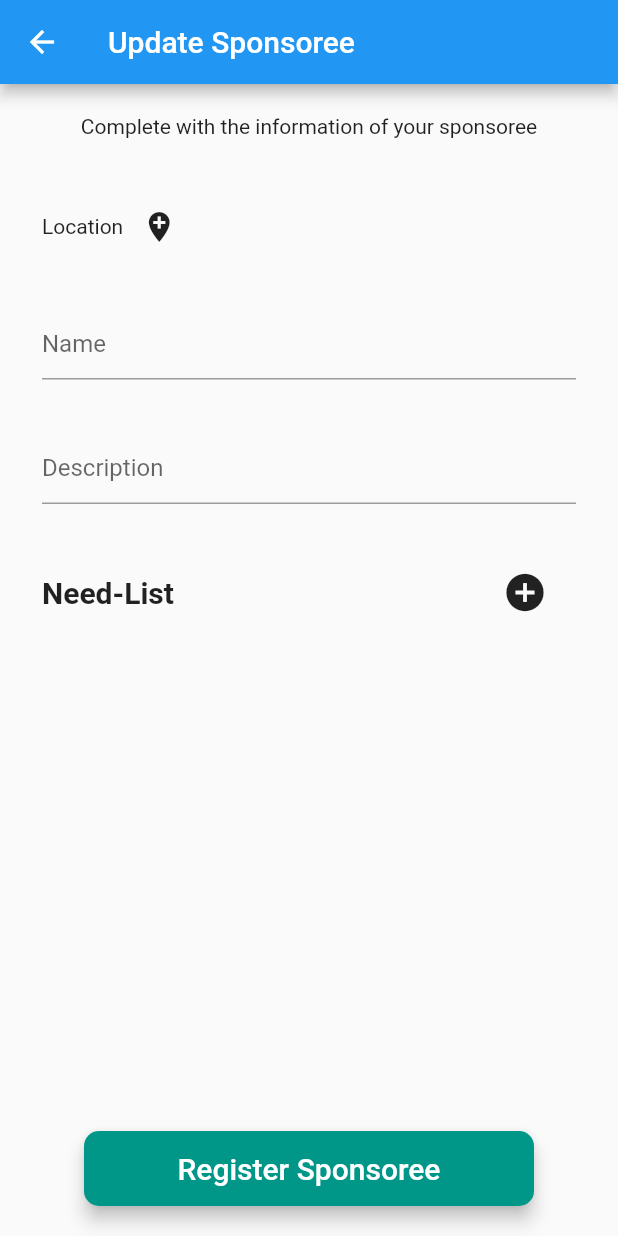
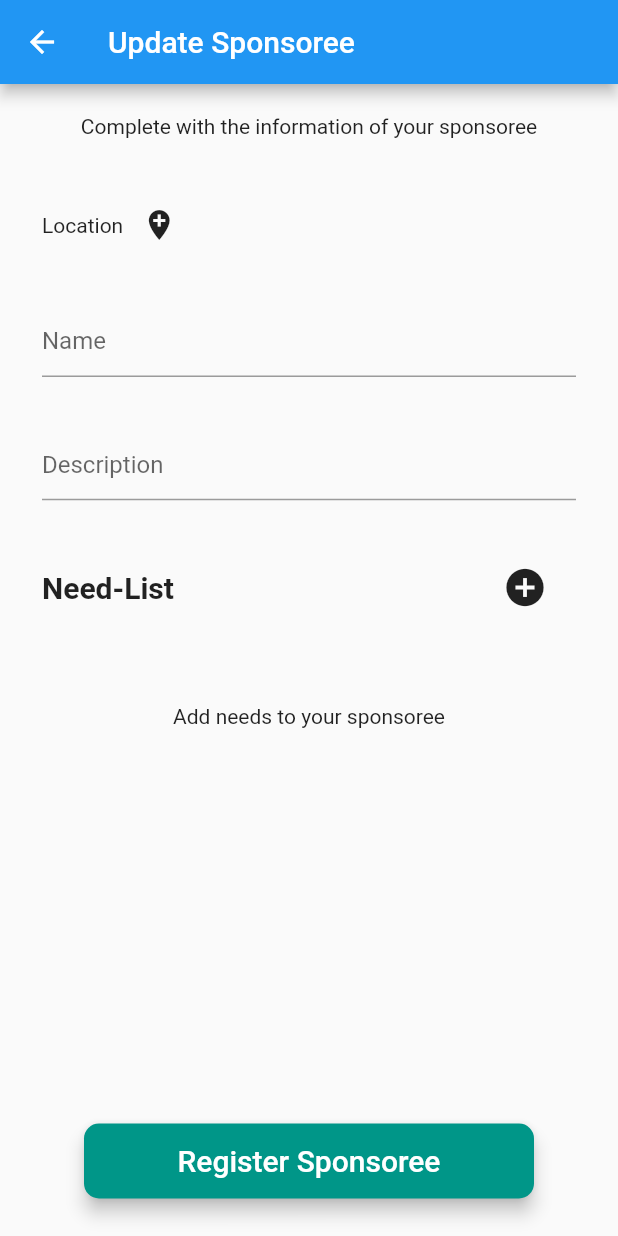
Before and after one commit to rodrisouto/sponsor-volunteering, a Flutter app: the LoadSponsoreePage screen opened directly, on a phone screen of 412 x 824 dp. Run offline on Flutter 3.47's test engine with Material 2 defaults, Android fonts, the phone set to English and light mode, and no system bars; our stand-ins replace cloud_firestore, google_maps_flutter; missing offline and left inert: google_map_location_picker; accounts and stored records are empty; Roboto replaces fonts that are missing (Monserrat).

Commit message:
feat(UI) no items message

```diff
--- a/sponsor_volunteering/lib/load_sponsoree_page.dart
+++ b/sponsor_volunteering/lib/load_sponsoree_page.dart
@@ -185,17 +185,26 @@ class _LoadSponsoreePageState extends State<LoadSponsoreePage> {
   }
 
   Widget _buildNeedList() {
+    Widget needListItems = Padding(
+        padding: const EdgeInsets.only(top: 35),
+        child: Text('Add needs to your sponsoree'));
+
+    if (_needList.isNotEmpty) {
+      needListItems = ListView.builder(
+        scrollDirection: Axis.vertical,
+        shrinkWrap: true,
+        itemCount: _needList.length,
+        itemBuilder: (context, i) {
+          return _buildNeedListTile(i, _needList[i]);
+        },
+      );
+    }
+
     return Container(
-        padding: EdgeInsets.only(bottom: 5),
-        height: 300,
-        child: ListView.builder(
-          scrollDirection: Axis.vertical,
-          shrinkWrap: true,
-          itemCount: _needList.length,
-          itemBuilder: (context, i) {
-            return _buildNeedListTile(i, _needList[i]);
-          },
-        ));
+      padding: EdgeInsets.only(bottom: 5),
+      height: 300,
+      child: needListItems,
+    );
   }
 
   Widget _buildNeedListTile(int index, Need need) {
@@ -217,7 +226,7 @@ class _LoadSponsoreePageState extends State<LoadSponsoreePage> {
 
   Widget _buildSaveSponsoreeButton() {
     return Container(
-        padding: EdgeInsets.only(bottom: _pad),
+        padding: EdgeInsets.only(bottom: 25),
         child: SizedBox(
           height: 50.0,
           width: 300,
```
